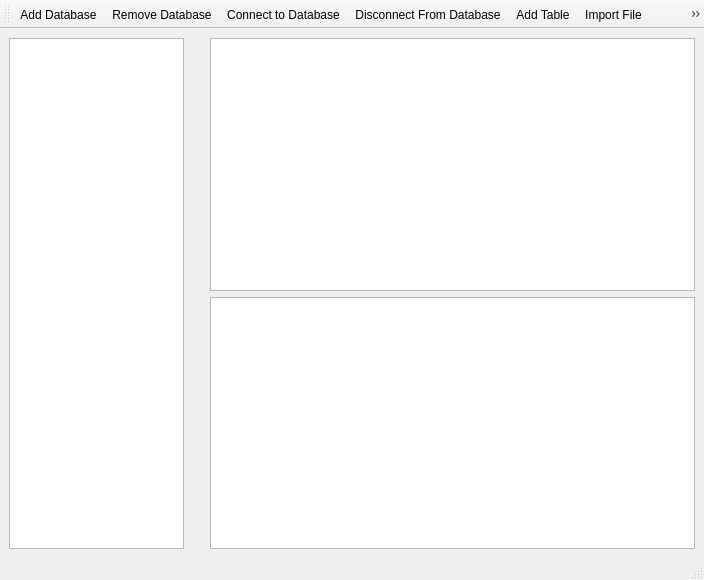
Above: zeex/core/ui/sql/main.ui from zbarge/zeex before the change. Below: the same form after it.
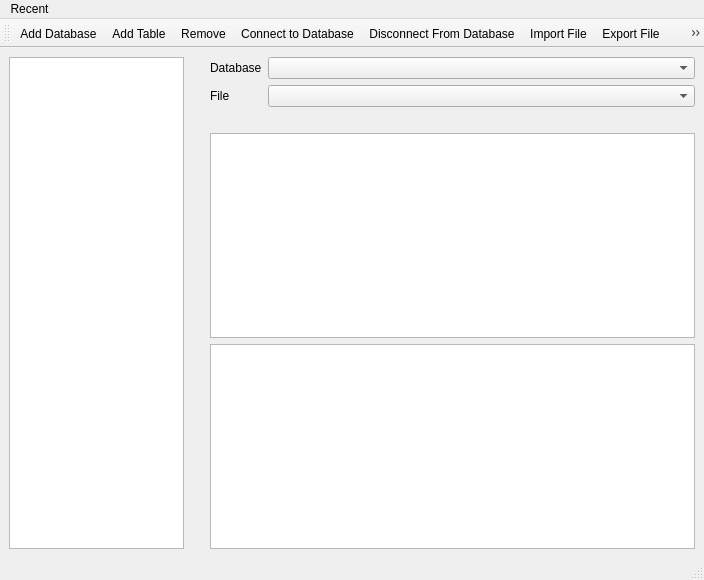
That is the form after the change. Icons and pictures are not drawn.

Commit message: #47 icons/actions/methods added, getting close

Patch:
```diff
--- a/zeex/core/ui/sql/main.ui
+++ b/zeex/core/ui/sql/main.ui
@@ -54,12 +54,69 @@
       </item>
       <item>
        <layout class="QGridLayout" name="gridLayout">
-        <item row="0" column="0">
+        <item row="2" column="0">
          <widget class="QTextEdit" name="textEdit"/>
         </item>
-        <item row="1" column="0">
+        <item row="3" column="0">
          <widget class="QTableView" name="tableView"/>
         </item>
+        <item row="0" column="0">
+         <layout class="QGridLayout" name="gridLayout_2">
+          <item row="0" column="1">
+           <widget class="QComboBox" name="comboBoxCurrentDatabase">
+            <property name="toolTip">
+             <string>Current database</string>
+            </property>
+           </widget>
+          </item>
+          <item row="0" column="0">
+           <widget class="QLabel" name="labelCurrentDatabase">
+            <property name="sizePolicy">
+             <sizepolicy hsizetype="Fixed" vsizetype="Preferred">
+              <horstretch>0</horstretch>
+              <verstretch>0</verstretch>
+             </sizepolicy>
+            </property>
+            <property name="text">
+             <string>Database</string>
+            </property>
+           </widget>
+          </item>
+          <item row="1" column="1">
+           <widget class="QComboBox" name="comboBoxCurrentFile">
+            <property name="toolTip">
+             <string>Currently open file</string>
+            </property>
+           </widget>
+          </item>
+          <item row="1" column="0">
+           <widget class="QLabel" name="labelCurrentFile">
+            <property name="sizePolicy">
+             <sizepolicy hsizetype="Fixed" vsizetype="Preferred">
+              <horstretch>0</horstretch>
+              <verstretch>0</verstretch>
+             </sizepolicy>
+            </property>
+            <property name="text">
+             <string>File</string>
+            </property>
+           </widget>
+          </item>
+         </layout>
+        </item>
+        <item row="1" column="0">
+         <spacer name="horizontalSpacer">
+          <property name="orientation">
+           <enum>Qt::Horizontal</enum>
+          </property>
+          <property name="sizeHint" stdset="0">
+           <size>
+            <width>40</width>
+            <height>20</height>
+           </size>
+          </property>
+         </spacer>
+        </item>
        </layout>
       </item>
      </layout>
@@ -75,6 +132,12 @@
      <height>21</height>
     </rect>
    </property>
+   <widget class="QMenu" name="menuFiles">
+    <property name="title">
+     <string>Recent</string>
+    </property>
+   </widget>
+   <addaction name="menuFiles"/>
   </widget>
   <widget class="QStatusBar" name="statusbar"/>
   <widget class="QToolBar" name="toolBar">
@@ -88,15 +151,16 @@
     <bool>false</bool>
    </attribute>
    <addaction name="actionAddDatabase"/>
-   <addaction name="actionRemoveDatabase"/>
+   <addaction name="actionAddTable"/>
+   <addaction name="actionRemove"/>
    <addaction name="actionConnectToDatabase"/>
    <addaction name="actionDisconnectFromDatabase"/>
-   <addaction name="actionAddTable"/>
    <addaction name="actionImportFile"/>
    <addaction name="actionExportFile"/>
-   <addaction name="RefreshSchemas"/>
+   <addaction name="actionRefreshSchemas"/>
    <addaction name="actionSaveText"/>
    <addaction name="actionSaveTextAs"/>
+   <addaction name="actionOpenFile"/>
   </widget>
   <action name="actionAddDatabase">
    <property name="icon">
@@ -111,16 +175,16 @@
     <string>Add a database to the list</string>
    </property>
   </action>
-  <action name="actionRemoveDatabase">
+  <action name="actionRemove">
    <property name="icon">
     <iconset resource="../../../icons/icons.qrc">
-     <normaloff>:/standard_icons/delete_database.png</normaloff>:/standard_icons/delete_database.png</iconset>
+     <normaloff>:/standard_icons/delete.png</normaloff>:/standard_icons/delete.png</iconset>
    </property>
    <property name="text">
-    <string>Remove Database</string>
+    <string>Remove </string>
    </property>
    <property name="toolTip">
-    <string>Remove database from list</string>
+    <string>Remove selected item from list, database, or table.</string>
    </property>
   </action>
   <action name="actionConnectToDatabase">
@@ -144,16 +208,16 @@
     <string>Disconnect From Database</string>
    </property>
   </action>
-  <action name="actionAddTable">
+  <action name="actionOpenFile">
    <property name="icon">
     <iconset resource="../../../icons/icons.qrc">
      <normaloff>:/standard_icons/add.png</normaloff>:/standard_icons/add.png</iconset>
    </property>
    <property name="text">
-    <string>Add Table</string>
+    <string>Open File</string>
    </property>
    <property name="toolTip">
-    <string>Add a table to the selected database</string>
+    <string>Open a .sql file</string>
    </property>
   </action>
   <action name="actionImportFile">
@@ -180,7 +244,7 @@
     <string>Export a table/database to file(s)</string>
    </property>
   </action>
-  <action name="RefreshSchemas">
+  <action name="actionRefreshSchemas">
    <property name="icon">
     <iconset resource="../../../icons/icons.qrc">
      <normaloff>:/standard_icons/refresh.png</normaloff>:/standard_icons/refresh.png</iconset>
@@ -216,6 +280,15 @@
     <string>Save text in the editor to a new file</string>
    </property>
   </action>
+  <action name="actionAddTable">
+   <property name="icon">
+    <iconset resource="../../../icons/icons.qrc">
+     <normaloff>:/standard_icons/insert_table.png</normaloff>:/standard_icons/insert_table.png</iconset>
+   </property>
+   <property name="text">
+    <string>Add Table</string>
+   </property>
+  </action>
  </widget>
  <resources>
   <include location="../../../icons/icons.qrc"/>
```
The commit also changes 9 other files.
